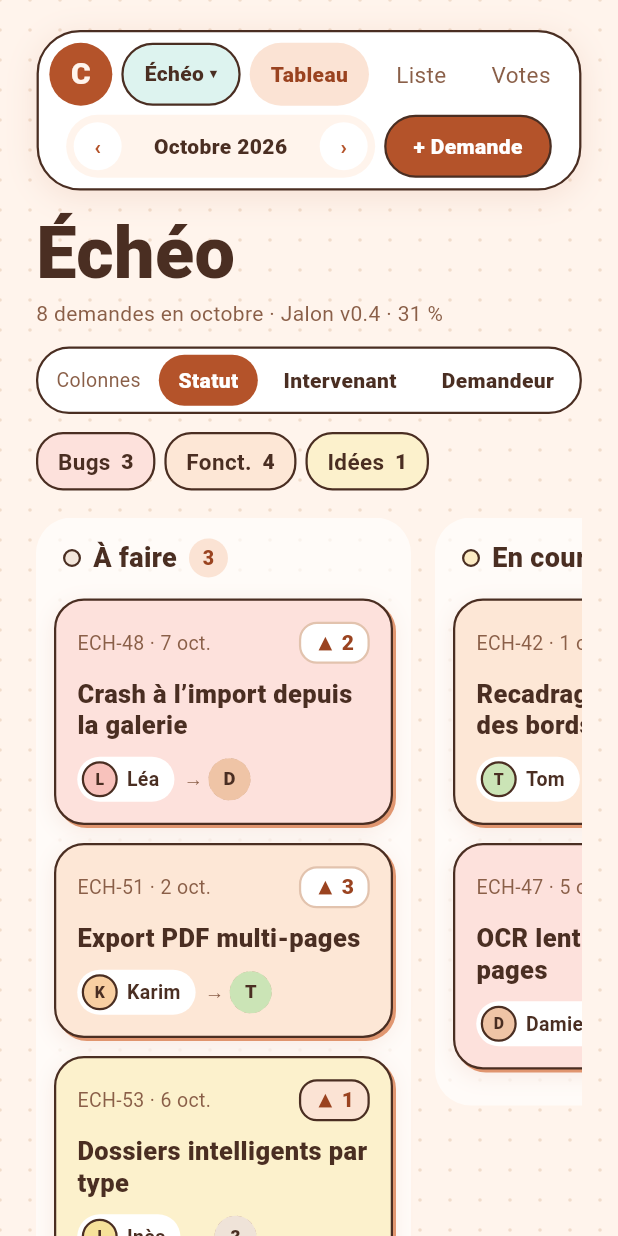
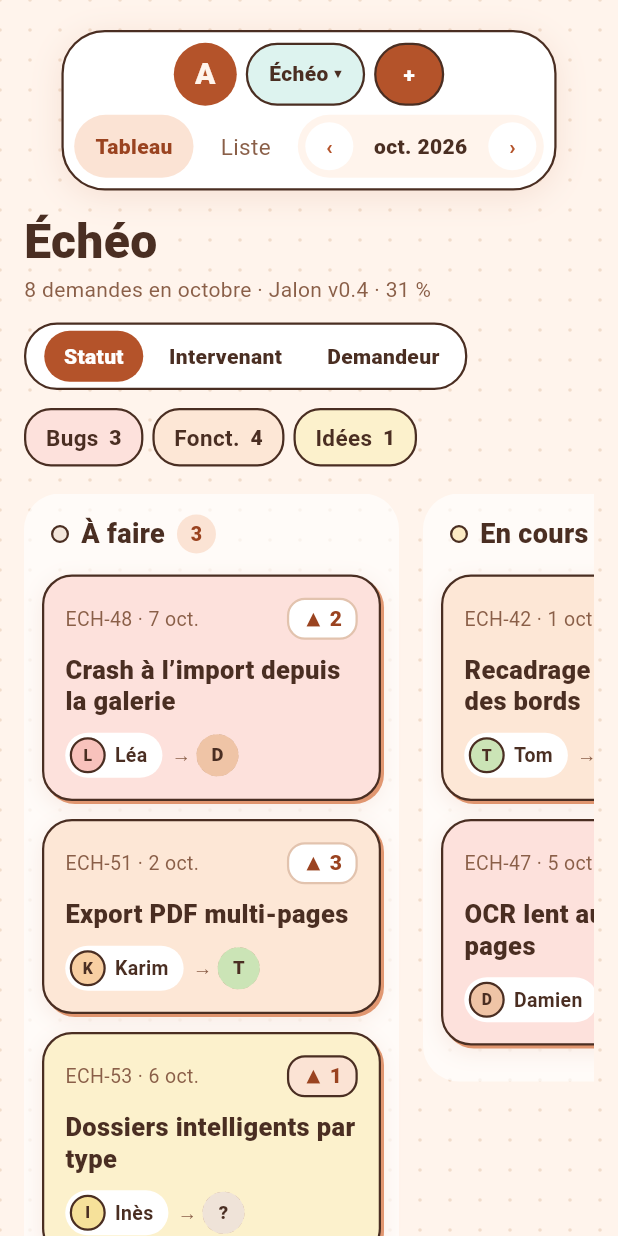
Before and after one commit to Golden76z/ardoise, a Flutter app: the screen it shows after launch, on a phone screen of 412 x 824 dp. Run offline on Flutter 3.47's test engine with Material 3 defaults, Android fonts, the phone set to English and light mode, and no system bars; our stand-ins replace google_fonts, shared_preferences; Roboto replaces fonts that are missing (Sour Gummy).

Commit message:
feat(responsive): adapter l'habillage de la page au téléphone
L'app tournait sur Android mais affichait une mise en page de bureau : barre
de navigation repliée en trois lignes bancales (« Liste » seule à droite,
« Votes » orpheline), titre à 48 px, marges à 24 px, segment sur deux lignes,
et des lignes de liste dont le titre était tassé contre la référence.

Un seul point de rupture, `T.phoneBreakpoint` (600 px), lu par `isPhone`. Il
ne gouverne que l'habillage de la page : le tiroir de détail, le dialogue de
création et le menu de projet se replient déjà correctement d'eux-mêmes —
vérifié sur l'appareil — et gardent leur mise en page unique.

- **Navigation** : au téléphone, deux rangées décidées — logo, projet et
  bouton « + » ; puis les onglets et le mois. La seconde rangée reste un
  `Wrap`, mais sur un contenu homogène : à 280 px le mois passe dessous, et
  ça reste lisible. « Votes » est inerte (handoff §4) et disparaît au
  téléphone plutôt que de coûter de la largeur. Le mois s'abrège en
  « oct. 2026 ».
- **Échelle** : titre à 32 px, marges à 16 px, segment sans son libellé.
- **Vue Liste étroite** : le titre passe en premier, sur toute la largeur.
- Le logo passe de « C » à « A » — reliquat du renommage en Ardoise.

Correctifs issus de la revue de branche :

- `createProject` borne la clé à 5 caractères mais **pas le nom** : dans une
  rangée décidée, un projet au nom un peu long faisait déborder la barre en
  dur, là où le `Wrap` d'avant repliait. `Flexible` + ellipsis sur la pilule
  de projet. Test vérifié en rouge/vert à 280, 320 et 412 px.
- Le libellé de mois, dans une boîte à hauteur figée, se faisait couper en
  silence au lieu de s'abréger à grande échelle de police.
- Retirer le libellé du segment au téléphone le retirait aussi au lecteur
  d'écran : il le garde en `Semantics(label:)`.
- Le texte visible d'un bouton qui porte un `semanticLabel` est décoratif :
  `ExcludeSemantics`, sinon le lecteur annonçait « Nouvelle demande, + ».

111 tests, dont 7 qui montent l'app de 280 à 1440 px. Vérifié sur un
Android 16 : tableau et vue Liste.

Co-Authored-By: Claude Opus 5 <noreply@anthropic.com>

```diff
--- a/lib/board_page.dart
+++ b/lib/board_page.dart
@@ -33,10 +33,10 @@ class BoardPage extends StatelessWidget {
           }
           return SafeArea(
             child: SingleChildScrollView(
-              padding: const EdgeInsets.fromLTRB(
-                T.pagePadding,
+              padding: EdgeInsets.fromLTRB(
+                isPhone(context) ? T.pagePaddingPhone : T.pagePadding,
                 20,
-                T.pagePadding,
+                isPhone(context) ? T.pagePaddingPhone : T.pagePadding,
                 40,
               ),
               child: Column(
--- a/lib/models/models.dart
+++ b/lib/models/models.dart
@@ -264,6 +264,10 @@ String formatShortDate(DateTime date) =>
 /// « octobre »
 String formatMonthWord(DateTime date) => _frMonths[date.month - 1];
 
+/// « oct. 2026 » — pour les barres étroites, où « Octobre 2026 » déborde.
+String formatMonthLabelShort(DateTime date) =>
+    '${_frMonthsShort[date.month - 1]} ${date.year}';
+
 /// « Octobre 2026 »
 String formatMonthLabel(DateTime date) {
   final word = formatMonthWord(date);
--- a/lib/theme/app_theme.dart
+++ b/lib/theme/app_theme.dart
@@ -36,6 +36,12 @@ ThemeData buildArdoiseTheme() {
     splashFactory: InkSparkle.splashFactory,
   );
 }
+
+/// Vrai sur un écran de téléphone tenu en main. Tout l'habillage de la page
+/// (barre de navigation, titre, marges, lignes de liste) s'y adapte ; les
+/// panneaux, eux, se replient déjà correctement d'eux-mêmes.
+bool isPhone(BuildContext context) =>
+    MediaQuery.sizeOf(context).width < T.phoneBreakpoint;
 
 /// Styles de texte récurrents, pour ne pas répéter `fontWeight: w800` partout.
 abstract final class TextStyles {
--- a/lib/theme/tokens.dart
+++ b/lib/theme/tokens.dart
@@ -91,7 +91,13 @@ abstract final class T {
   static const fsTiny = 12.0;
 
   // — Espacements et gabarits —
+  /// Point de rupture unique : en dessous, c'est un téléphone tenu en main.
+  /// Un seul seuil — deux suffisent rarement et trois ne se maintiennent pas.
+  static const phoneBreakpoint = 600.0;
+
   static const pagePadding = 24.0;
+  static const pagePaddingPhone = 16.0;
+  static const fsPageTitlePhone = 32.0;
   static const columnGap = 16.0;
   static const cardPadding = 14.0;
   static const cardGap = 10.0;
--- a/lib/widgets/board_header.dart
+++ b/lib/widgets/board_header.dart
@@ -36,7 +36,14 @@ class BoardHeader extends StatelessWidget {
             Column(
               crossAxisAlignment: CrossAxisAlignment.start,
               children: [
-                Text(store.project.name, style: TextStyles.pageTitle),
+                Text(
+                  store.project.name,
+                  style: isPhone(context)
+                      ? TextStyles.pageTitle.copyWith(
+                          fontSize: T.fsPageTitlePhone,
+                        )
+                      : TextStyles.pageTitle,
+                ),
                 const SizedBox(height: 6),
                 Text(
                   list ? _listSubtitle : store.subtitle,
@@ -91,7 +98,15 @@ class _Segment<V> extends StatelessWidget {
   final void Function(V) onSelect;
 
   @override
-  Widget build(BuildContext context) => InkOutline(
+  Widget build(BuildContext context) => Semantics(
+    container: true,
+    // Au téléphone le libellé disparaît de l'écran : il doit rester au
+    // lecteur d'écran, sinon « Plus récentes » ne dit pas de quoi il s'agit.
+    label: label,
+    child: _box(context),
+  );
+
+  Widget _box(BuildContext context) => InkOutline(
     radius: 22,
     color: T.surface,
     padding: const EdgeInsets.fromLTRB(12, 4, 4, 4),
@@ -102,8 +117,12 @@ class _Segment<V> extends StatelessWidget {
       runSpacing: 4,
       crossAxisAlignment: WrapCrossAlignment.center,
       children: [
-        Text(label, style: TextStyles.meta),
-        const SizedBox(width: 4),
+        // Au téléphone le libellé coûte une ligne entière, et « Statut /
+        // Intervenant / Demandeur » se passe d'être annoncé.
+        if (!isPhone(context)) ...[
+          Text(label, style: TextStyles.meta),
+          const SizedBox(width: 4),
+        ],
         for (final (option, optionLabel) in options)
           _SegButton(
             label: optionLabel,
--- a/lib/widgets/nav_pill.dart
+++ b/lib/widgets/nav_pill.dart
@@ -16,47 +16,96 @@ class NavPill extends StatelessWidget {
   final VoidCallback onCreate;
 
   @override
-  Widget build(BuildContext context) => Center(
-    child: InkOutline(
-      radius: T.rNav,
-      color: T.surface,
-      shadow: T.navShadow,
-      padding: const EdgeInsets.all(7),
-      child: Wrap(
-        spacing: 6,
-        runSpacing: 6,
-        alignment: WrapAlignment.center,
-        crossAxisAlignment: WrapCrossAlignment.center,
-        children: [
-          Container(
+  Widget build(BuildContext context) {
+    final phone = isPhone(context);
+    final logo = Container(
       width: 42,
       height: 42,
-            decoration: const BoxDecoration(
-              color: T.accent,
-              shape: BoxShape.circle,
-            ),
+      decoration: const BoxDecoration(color: T.accent, shape: BoxShape.circle),
       alignment: Alignment.center,
       child: Text(
-              'C',
+        'A',
         style: TextStyles.bold800.copyWith(color: T.bg, fontSize: 20),
       ),
-          ),
-          ProjectMenu(store: store),
+    );
+    final tabs = [
       for (final mode in ViewMode.values)
         _NavChip(
           label: mode.label,
           active: store.viewMode == mode,
           onTap: () => store.setViewMode(mode),
         ),
+    ];
+    // Le sélecteur de mois n'a aucun sens sur une vue qui les ignore.
+    final month = store.viewMode == ViewMode.board
+        ? _MonthPicker(store: store)
+        : null;
+
+    return Center(
+      child: InkOutline(
+        radius: T.rNav,
+        color: T.surface,
+        shadow: T.navShadow,
+        padding: const EdgeInsets.all(7),
+        // Sur téléphone, deux rangées décidées plutôt qu'un `Wrap` subi : à
+        // 400 px de large, le repli automatique sortait « Liste » seule à
+        // droite et « Votes » orpheline au-dessus du bouton.
+        child: phone
+            ? Column(
+                mainAxisSize: MainAxisSize.min,
+                children: [
+                  Row(
+                    mainAxisSize: MainAxisSize.min,
+                    children: [
+                      logo,
+                      const SizedBox(width: 6),
+                      Flexible(child: ProjectMenu(store: store)),
+                      const SizedBox(width: 6),
+                      // Icône seule : le libellé coûtait une rangée entière.
+                      PillButton(
+                        label: '+',
+                        onPressed: onCreate,
+                        semanticLabel: 'Nouvelle demande',
+                      ),
+                    ],
+                  ),
+                  const SizedBox(height: 6),
+                  // Un `Wrap` ici, mais sur un contenu homogène : à 320 px le
+                  // sélecteur de mois descend sous les onglets, et c'est
+                  // toujours lisible. Le `Wrap` d'origine mélangeait logo,
+                  // projet, onglets et bouton, d'où le résultat bancal.
+                  Wrap(
+                    spacing: 6,
+                    runSpacing: 6,
+                    alignment: WrapAlignment.center,
+                    crossAxisAlignment: WrapCrossAlignment.center,
+                    children: [
+                      ...tabs,
+                      // « Votes » est inerte (handoff §4) : au téléphone elle
+                      // coûterait de la largeur pour rien.
+                      ?month,
+                    ],
+                  ),
+                ],
+              )
+            : Wrap(
+                spacing: 6,
+                runSpacing: 6,
+                alignment: WrapAlignment.center,
+                crossAxisAlignment: WrapCrossAlignment.center,
+                children: [
+                  logo,
+                  ProjectMenu(store: store),
+                  ...tabs,
                   // La vue Votes reste inerte : hors périmètre (handoff §4).
                   const _NavChip(label: 'Votes', active: false),
-          // Le sélecteur de mois n'a aucun sens sur une vue qui les ignore.
-          if (store.viewMode == ViewMode.board) _MonthPicker(store: store),
+                  ?month,
                   PillButton(label: '+ Demande', onPressed: onCreate),
                 ],
               ),
       ),
     );
+  }
 }
 
 class _NavChip extends StatelessWidget {
@@ -112,7 +161,11 @@ class _MonthPicker extends StatelessWidget {
   final ArdoiseStore store;
 
   @override
-  Widget build(BuildContext context) => Container(
+  Widget build(BuildContext context) {
+    // « Octobre 2026 » sur 128 px faisait déborder la rangée de 83 px à
+    // 412 px de large : au téléphone, « oct. 2026 » suffit.
+    final phone = isPhone(context);
+    return Container(
       height: 42,
       padding: const EdgeInsets.symmetric(horizontal: 5),
       decoration: BoxDecoration(
@@ -129,11 +182,18 @@ class _MonthPicker extends StatelessWidget {
           ),
           const SizedBox(width: 2),
           SizedBox(
-          width: 128,
+            width: phone ? 86 : 128,
+            // Hauteur figée à 42 : sans `maxLines`, « janv. 2026 » à grande
+            // échelle de police se replie sur deux lignes et la seconde est
+            // coupée en silence au lieu d'être abrégée.
             child: Text(
-            formatMonthLabel(store.visibleMonth),
+              phone
+                  ? formatMonthLabelShort(store.visibleMonth)
+                  : formatMonthLabel(store.visibleMonth),
               textAlign: TextAlign.center,
               style: TextStyles.bold800,
+              maxLines: 1,
+              overflow: TextOverflow.ellipsis,
             ),
           ),
           const SizedBox(width: 2),
@@ -145,6 +205,7 @@ class _MonthPicker extends StatelessWidget {
         ],
       ),
     );
+  }
 }
 
 class _Arrow extends StatelessWidget {
--- a/lib/widgets/primitives.dart
+++ b/lib/widgets/primitives.dart
@@ -69,6 +69,9 @@ class InkOutline extends StatelessWidget {
   );
 }
 
+Widget _maybeExclude({required bool exclude, required Widget child}) =>
+    exclude ? ExcludeSemantics(child: child) : child;
+
 enum PillStyle { primary, ghost }
 
 /// Bouton en pilule. `onPressed: null` le désactive (opacité 45 %, prototype).
@@ -101,10 +104,15 @@ class PillButton extends StatelessWidget {
       child: Row(
         mainAxisSize: MainAxisSize.min,
         children: [
-          Text(
-            label,
-            style: TextStyles.bold800.copyWith(
-              color: primary ? T.surface : T.ink,
+          // Quand un libellé accessible est fourni, le texte visible est
+          // décoratif : sans ça le lecteur d'écran dit « Nouvelle demande, + ».
+          _maybeExclude(
+            exclude: semanticLabel != null,
+            child: Text(
+              label,
+              style: TextStyles.bold800.copyWith(
+                color: primary ? T.surface : T.ink,
+              ),
             ),
           ),
         ],
--- a/lib/widgets/project_menu.dart
+++ b/lib/widgets/project_menu.dart
@@ -50,7 +50,17 @@ class ProjectMenu extends StatelessWidget {
           child: Row(
             mainAxisSize: MainAxisSize.min,
             children: [
-              Text('${store.project.name} ▾', style: TextStyles.bold800),
+              // `createProject` ne borne pas la longueur du nom : sans
+              // `Flexible` + ellipsis, un projet au nom un peu long fait
+              // déborder la barre de navigation, en dur.
+              Flexible(
+                child: Text(
+                  '${store.project.name} ▾',
+                  style: TextStyles.bold800,
+                  maxLines: 1,
+                  overflow: TextOverflow.ellipsis,
+                ),
+              ),
             ],
           ),
         ),
```
Also changed, not shown: lib/widgets/list_view.dart (+18 -7 lines), 2 other files. Lines whose indentation alone changed are shown as unchanged.
